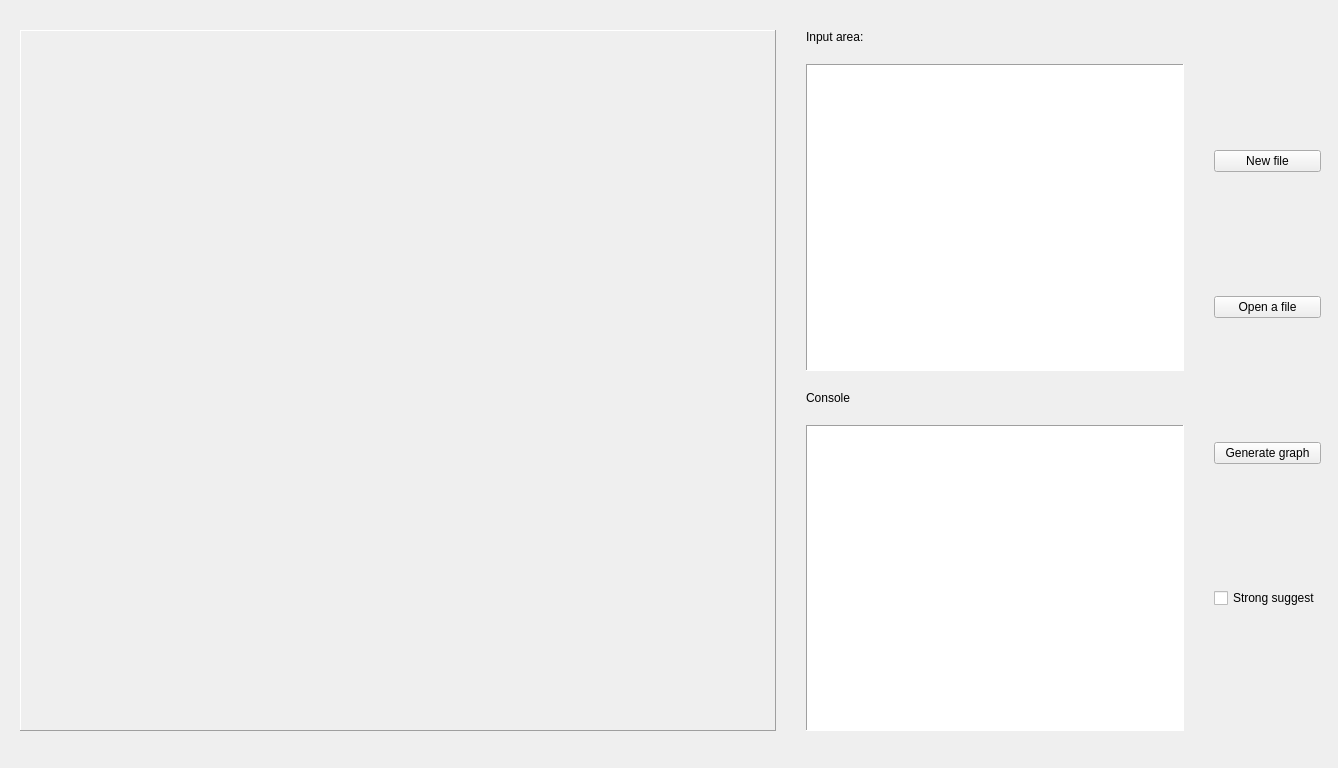
cloudyaaron/TXT2PED, file src/gui.ui: the form before one commit.
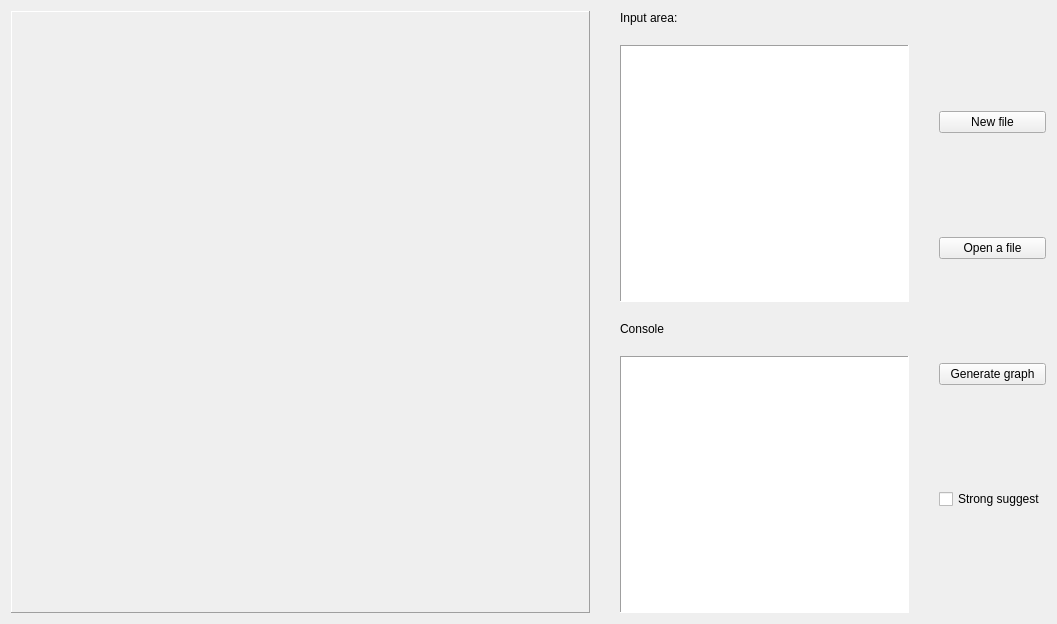
The form after the commit.

Commit message: GUIv2 auto adjust

The edit to the form file:
```diff
--- a/src/gui.ui
+++ b/src/gui.ui
@@ -6,8 +6,8 @@
    <rect>
     <x>0</x>
     <y>0</y>
-    <width>1338</width>
-    <height>768</height>
+    <width>1057</width>
+    <height>624</height>
    </rect>
   </property>
   <property name="sizePolicy">
@@ -28,27 +28,14 @@
   <property name="locale">
    <locale language="English" country="UnitedStates"/>
   </property>
-  <widget class="QWidget" name="horizontalLayoutWidget">
-   <property name="geometry">
-    <rect>
-     <x>20</x>
-     <y>30</y>
-     <width>1301</width>
-     <height>701</height>
-    </rect>
-   </property>
+  <layout class="QGridLayout" name="gridLayout">
+   <item row="0" column="0">
    <layout class="QHBoxLayout" name="Hbox" stretch="10,5,0">
     <property name="spacing">
      <number>30</number>
     </property>
     <item>
      <widget class="QLabel" name="graphv">
-      <property name="minimumSize">
-       <size>
-        <width>600</width>
-        <height>600</height>
-       </size>
-      </property>
       <property name="maximumSize">
        <size>
         <width>800</width>
@@ -146,7 +133,8 @@
      </layout>
     </item>
    </layout>
-  </widget>
+   </item>
+  </layout>
  </widget>
  <resources/>
  <connections/>
```
Lines whose indentation alone changed are shown as unchanged.
